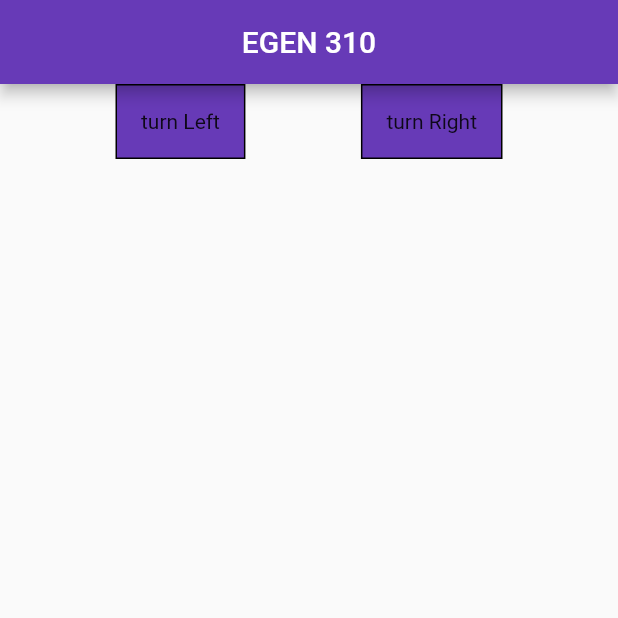
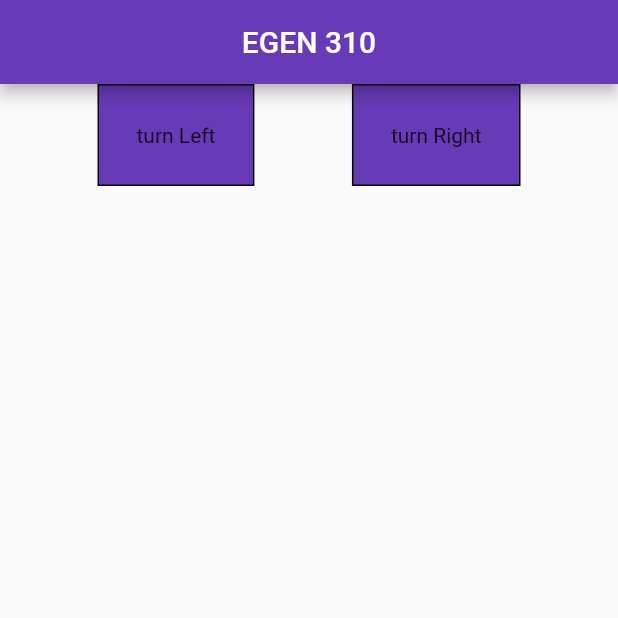
Before and after one commit to MGallivan00/EGEN_310, a Flutter app: the screen it shows after launch, on a phone screen of 412 x 824 dp, the top half of it. Run offline on Flutter 3.47's test engine with Material 2 defaults, Android fonts, the phone set to English and light mode, and no system bars.

Commit message:
Added more comments

```diff
--- a/lib/main.dart
+++ b/lib/main.dart
@@ -69,10 +69,12 @@ class _MyHomePageState extends State<MyHomePage> {
           mainAxisAlignment: MainAxisAlignment.spaceEvenly,
           crossAxisAlignment: CrossAxisAlignment.center,
           children: [
-            _leftButton = UserInterface(MainAxisAlignment.center,
-                CrossAxisAlignment.end, Icons.keyboard_arrow_left, "turn Left"),
-            _rightButton = UserInterface(MainAxisAlignment.center,
-                CrossAxisAlignment.end, Icons.keyboard_arrow_right, "turn Right"),
+            //TODO Thread?
+
+            _leftButton = UserInterface(MainAxisAlignment.center, // Create the left button
+                CrossAxisAlignment.end, "turn Left"),
+            _rightButton = UserInterface(MainAxisAlignment.center, // Create the turn right button
+                CrossAxisAlignment.end, "turn Right"),
           ]),
 
       // This trailing comma makes auto-formatting nicer for build methods.
--- a/lib/user_interface.dart
+++ b/lib/user_interface.dart
@@ -7,79 +7,76 @@ import 'package:flutter/widgets.dart';
 class UserInterface extends StatefulWidget {
   MainAxisAlignment _mainAxisAlignment;
   CrossAxisAlignment _crossAxisAlignment;
-  IconData _button;
   String _instruction;
 
-  UserInterface(this._mainAxisAlignment, this._crossAxisAlignment, this._button,
-      this._instruction);
+  UserInterface(this._mainAxisAlignment, this._crossAxisAlignment,
+      this._instruction); // Constructor for UserInterface
 
   @override
   _UserInterfaceState createState() => _UserInterfaceState(
       this._mainAxisAlignment,
       this._crossAxisAlignment,
-      this._button,
-      this._instruction);
+      this._instruction); // Create instance of _UserInterfaceState
 }
 
 // Following code sourced from : https://stackoverflow.com/questions/52128572/flutter-execute-method-so-long-the-button-pressed
 class _UserInterfaceState extends State<UserInterface> {
-  bool _buttonPressed = false;
+  bool _buttonPressed = false; // Boolean if the button is pressed
   MainAxisAlignment _mainAxisAlignment;
   CrossAxisAlignment _crossAxisAlignment;
-  IconData _button;
   String _instruction;
-    bool _loopActive = false;
+  bool _loopActive = false;
 
-  _UserInterfaceState(
-      this._mainAxisAlignment,
-      this._crossAxisAlignment,
-      this._button,
-      this._instruction);
+  _UserInterfaceState(this._mainAxisAlignment, this._crossAxisAlignment,
+      this._instruction); // Constructor
 
-// async to have code work asynchronously
-  void _controlVehicle() async{
-    if(_loopActive) return;
+// Method to loop while the button is pressed and change the state
+  void _controlVehicle() async {
+    // async to have code work asynchronously
+    if (_loopActive) return;
     _loopActive = true;
     while (_buttonPressed) {
       setState(() {
-        _changeMotorValue();
+        _changeMotorValue(); // Change the motor value while the button is pressed
       });
-            await Future.delayed(Duration(milliseconds: 1));
-
+      await Future.delayed(
+          Duration(milliseconds: 1)); // If no delay, this will endlessly loop
     }
-  _loopActive = false;
+    _loopActive = false;
   }
 
 // Following code sourced from : https://stackoverflow.com/questions/52128572/flutter-execute-method-so-long-the-button-pressed
   @override
   Widget build(BuildContext context) {
     return Wrap(
-
+      // Wrap fixed infinite pixel error
       children: <Widget>[
         Listener(
+          // Listener to listen for button interaction
           onPointerDown: (details) {
             _buttonPressed = true;
-            _controlVehicle();
-            },
+            _controlVehicle(); // Changes the state when button is pressed
+          },
           onPointerUp: (details) {
             _buttonPressed = false;
-            stop();
+            stop(); // Will stop motor value change
           },
-
           child: Container(
-            decoration: BoxDecoration(color: Colors.deepPurple, border: Border.all()),
-            padding: EdgeInsets.all(16.0),
-            child: Text(_instruction)),
-
+              // Creates the buttons
+              decoration:
+                  BoxDecoration(color: Colors.deepPurple, border: Border.all()),
+              padding: EdgeInsets.all(25.0),
+              child: Text(_instruction)),
         )
       ],
     );
   }
 
-  void _changeMotorValue() {
+  void _changeMotorValue() {  // Method to change the motor value
     print(_instruction);
   }
-    void stop() {
-    print("stop " );
+
+  void stop() { // Method to stop motor values.
+    print("stop ");
   }
 }
```
